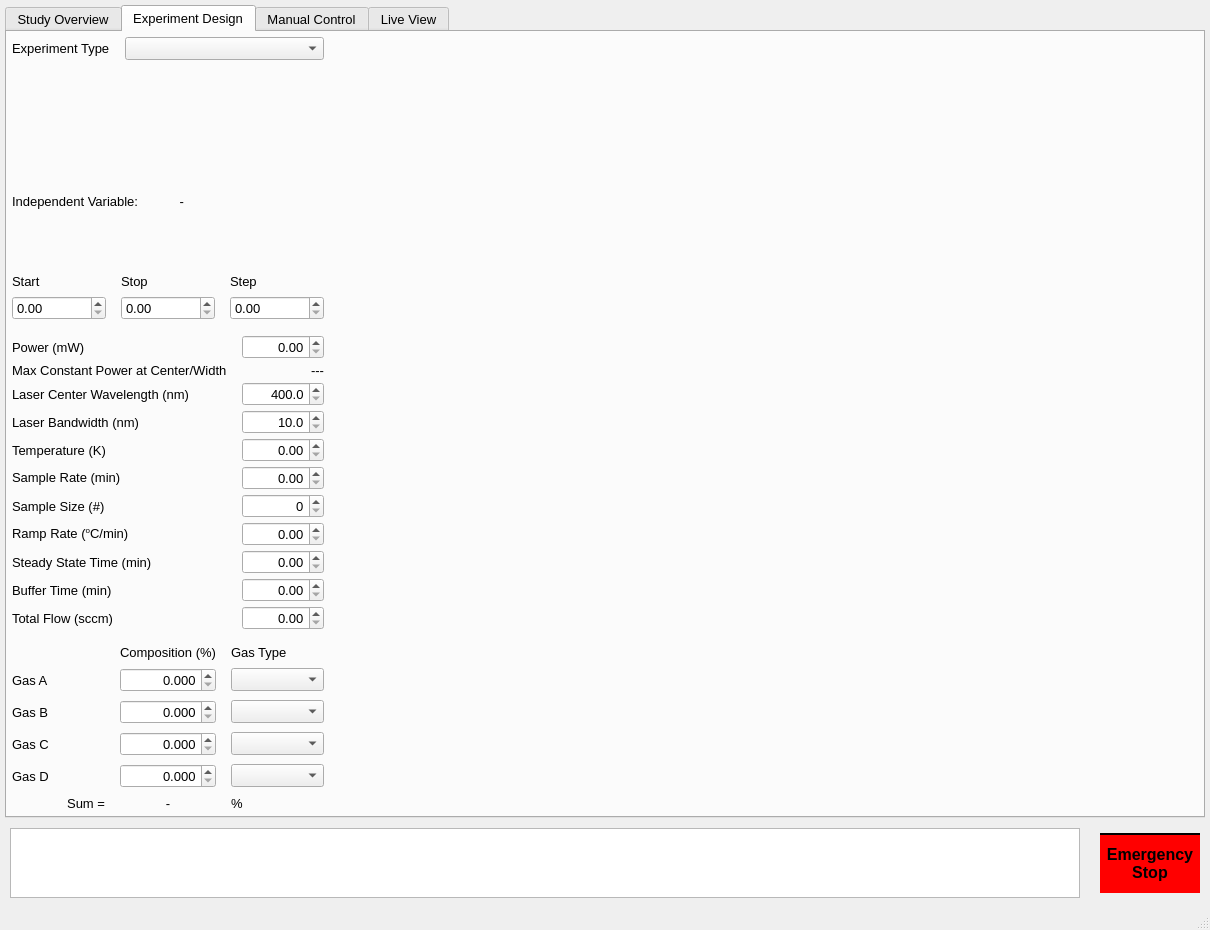
This is catalight/gui_components/reactorUI.ui in Dionne-Lab/catalight as Qt 5 draws it before an edit. The edited form follows.
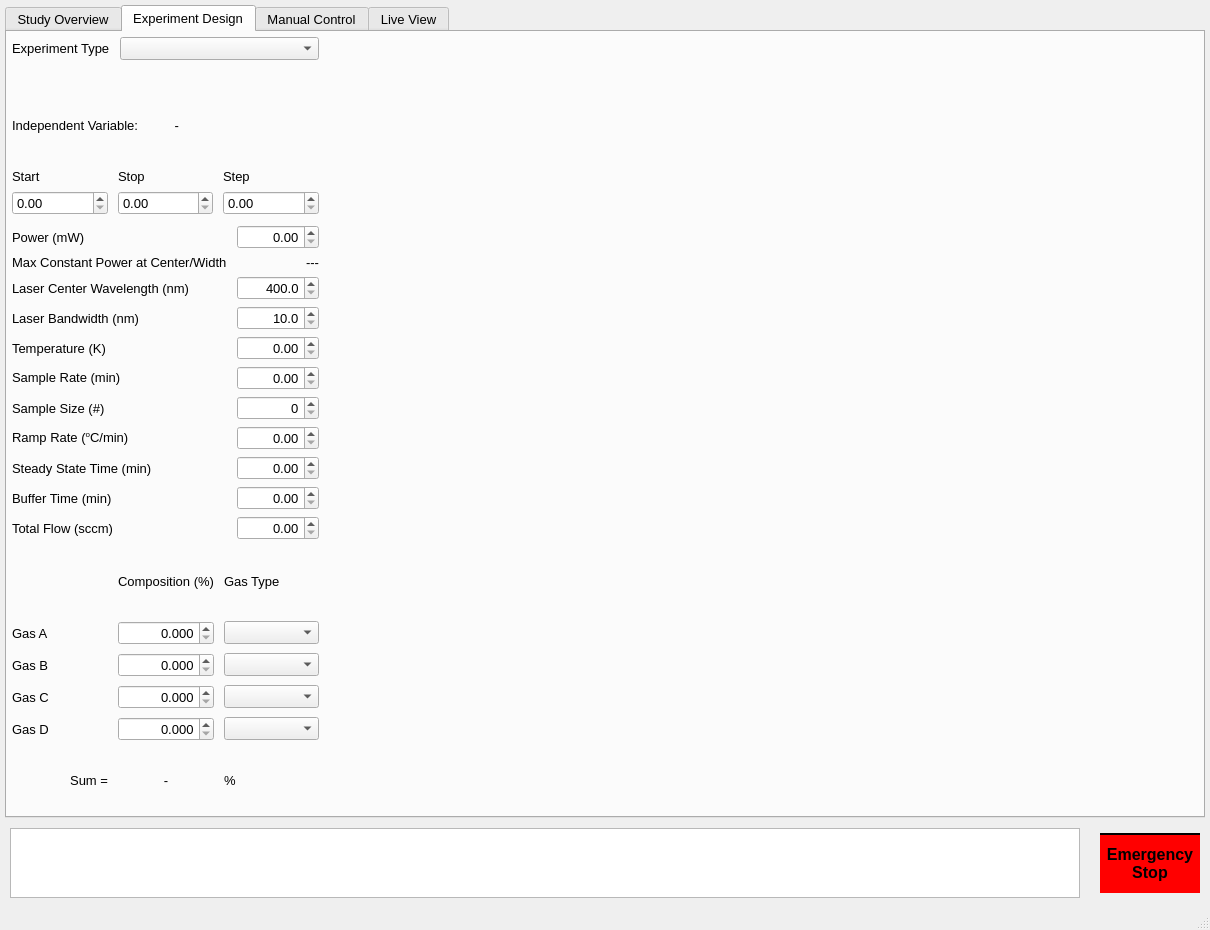
This is the edited form. The open tabs and pages were chosen to show the change. Icons and pictures are not drawn. Custom widgets are drawn as their Qt base class.

Commit message: tried to fix sizing of ind variable widgets in expt design tab

The edit to the form file:
```diff
--- a/catalight/gui_components/reactorUI.ui
+++ b/catalight/gui_components/reactorUI.ui
@@ -376,9 +376,9 @@
          <number>5</number>
         </property>
         <item>
-         <layout class="QVBoxLayout" name="verticalLayout">
+         <layout class="QVBoxLayout" name="verticalLayout" stretch="1,1,3,5,5">
           <property name="spacing">
-           <number>15</number>
+           <number>10</number>
           </property>
           <item>
            <layout class="QFormLayout" name="formLayout_6">
@@ -410,10 +410,16 @@
           <item>
            <layout class="QHBoxLayout" name="horizontalLayout_9">
             <property name="sizeConstraint">
-             <enum>QLayout::SetMaximumSize</enum>
+             <enum>QLayout::SetDefaultConstraint</enum>
             </property>
             <item>
              <widget class="QLabel" name="IndVar">
+              <property name="sizePolicy">
+               <sizepolicy hsizetype="Minimum" vsizetype="Minimum">
+                <horstretch>0</horstretch>
+                <verstretch>0</verstretch>
+               </sizepolicy>
+              </property>
               <property name="maximumSize">
                <size>
                 <width>16777215</width>
@@ -427,6 +433,12 @@
             </item>
             <item>
              <widget class="QLabel" name="label_IndVar">
+              <property name="sizePolicy">
+               <sizepolicy hsizetype="Minimum" vsizetype="Minimum">
+                <horstretch>0</horstretch>
+                <verstretch>0</verstretch>
+               </sizepolicy>
+              </property>
               <property name="text">
                <string> - </string>
               </property>
@@ -519,7 +531,7 @@
           <item>
            <layout class="QFormLayout" name="formLayout_4">
             <property name="verticalSpacing">
-             <number>4</number>
+             <number>6</number>
             </property>
             <item row="0" column="0">
              <widget class="QLabel" name="label_7">
```
Left out of the diff: 4 changed lines with no effect on the pictures.
